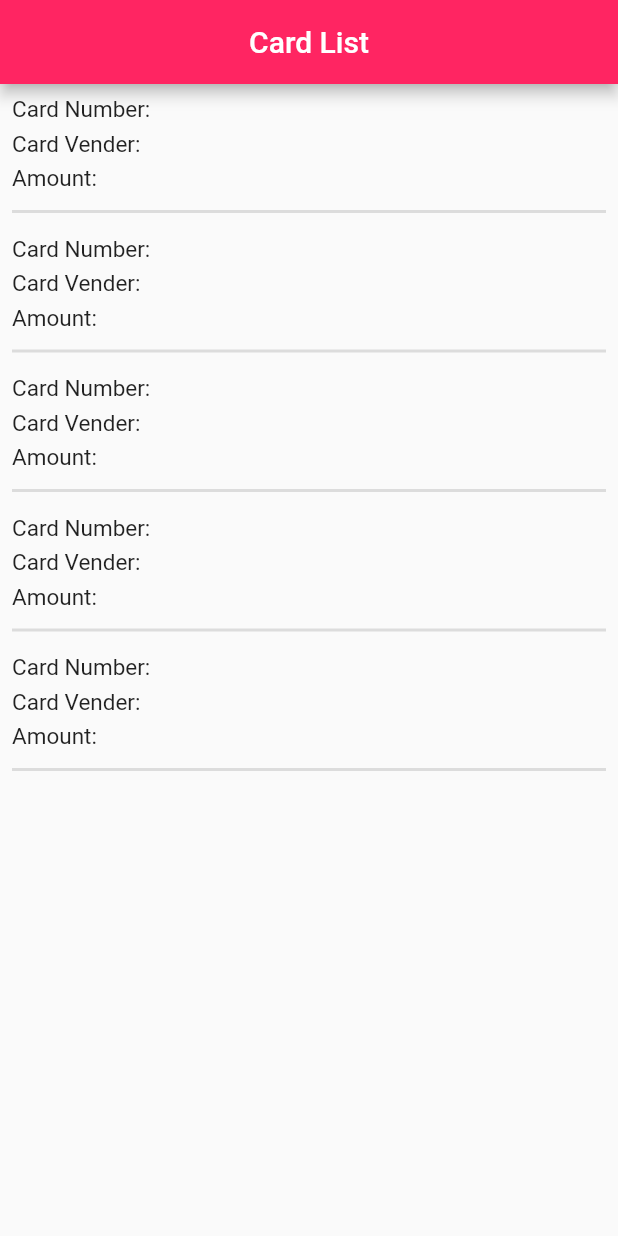
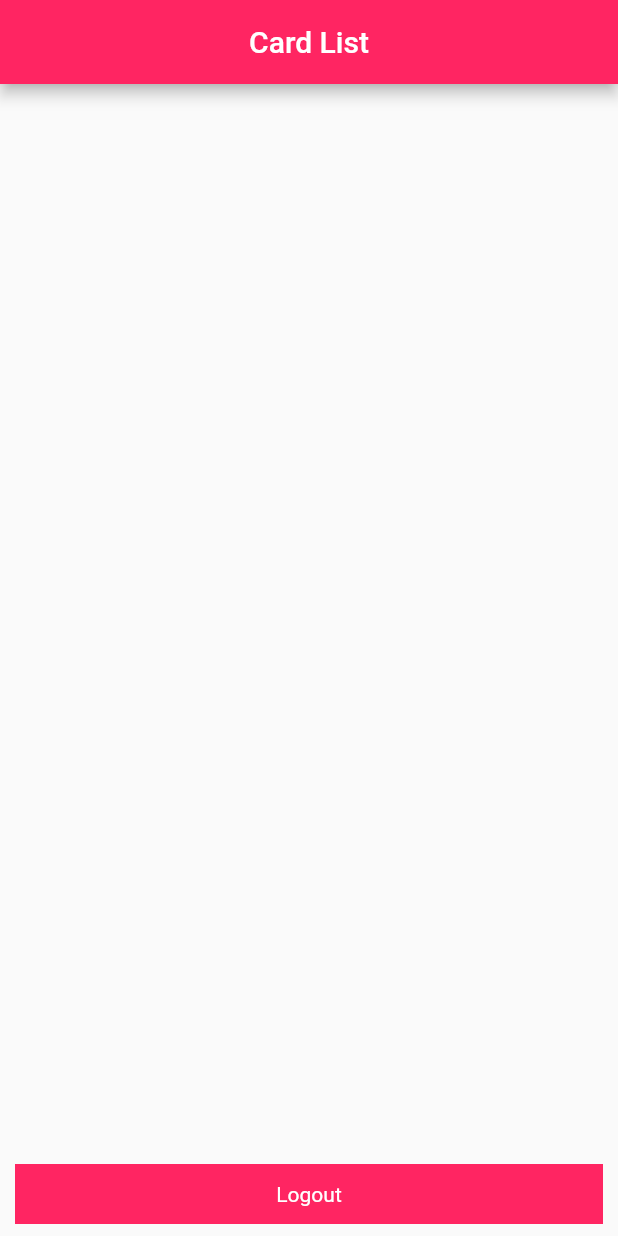
Before and after one commit to ktelfah/CardsApp, a Flutter app: the CardList screen opened directly, on a phone screen of 412 x 824 dp. Run offline on Flutter 3.47's test engine with Material 2 defaults, Android fonts, the light colour scheme and no system bars; our stand-ins replace cloud_firestore, equatable, firebase_core, flutter_bloc; accounts and stored records are empty.

Commit message:
- Show card list.

```diff
--- a/lib/bloc/cards_event.dart
+++ b/lib/bloc/cards_event.dart
@@ -87,3 +87,18 @@ class ResetAddCustomer extends FirebaseEvent {
   @override
   List<Object> get props => [];
 }
+
+//Fetch Cards
+class FetchCards extends FirebaseEvent {
+  FetchCards();
+
+  @override
+  List<Object> get props => [];
+}
+
+class ResetFetchCards extends FirebaseEvent {
+  const ResetFetchCards();
+
+  @override
+  List<Object> get props => [];
+}
--- a/lib/bloc/cards_state.dart
+++ b/lib/bloc/cards_state.dart
@@ -75,3 +75,20 @@ class AddCustomerLoaded extends FirebaseState {
 }
 
 class AddCustomerError extends FirebaseState {}
+
+//Fetch Cards
+class FetchCardEmpty extends FirebaseState {}
+
+class FetchCardLoading extends FirebaseState {}
+
+class FetchCardLoaded extends FirebaseState {
+  final List<Cards> cards;
+
+  const FetchCardLoaded({this.cards});
+
+
+  @override
+  List<Object> get props => [];
+}
+
+class FetchCardError extends FirebaseState {}
--- a/lib/main.dart
+++ b/lib/main.dart
@@ -84,7 +84,8 @@ class _HomePageState extends State<HomePage> {
   final userNameNode = FocusNode();
   final passwordNode = FocusNode();
   //String email = "kt\$@sss.com", password = "123";
-  String email = "Zimba", password = "12345";
+  //String email = "Zimba", password = "12345";
+  String email = "", password = "";
 
   @override
   Widget build(BuildContext context) {
@@ -95,6 +96,7 @@ class _HomePageState extends State<HomePage> {
       ),
       // body: body(context)
       body: BlocBuilder<FirebaseBloc, FirebaseState>(builder: (context, state) {
+        print("STATE:$state");
         if (state is LoginEmpty) {
           return Container(
             child: body(context),
@@ -122,6 +124,7 @@ class _HomePageState extends State<HomePage> {
 
         if (state is LoginLoaded) {
           WidgetsBinding.instance.addPostFrameCallback((_) {
+            print("BOOLEAN VALUE:${isCard}");
             getAdminIdUser = state.admin.adminId;
             if(isCard == false){
               Navigator.of(context).push(MaterialPageRoute(
--- a/lib/repository/cards_repository.dart
+++ b/lib/repository/cards_repository.dart
@@ -2,6 +2,7 @@ import 'package:cards_app/models/admin.dart';
 import 'package:cards_app/models/cards.dart';
 import 'package:cards_app/models/customers.dart';
 import 'package:cards_app/repository/cards_api.dart';
+import 'package:flutter/material.dart';
 
 class FirebaseRepository {
   final FirebaseApiClient firebaseApiClient;
@@ -34,4 +35,9 @@ class FirebaseRepository {
     return await firebaseApiClient.addCustomer(
         customerId, adminId, balance, name, password);
   }
+
+  //Fetch Cards
+  Future<List<Cards>> fetchCards() async {
+    return await firebaseApiClient.fetchCards();
+  }
 }
--- a/lib/screens/card_list.dart
+++ b/lib/screens/card_list.dart
@@ -1,4 +1,13 @@
+import 'package:cards_app/bloc/cards_bloc.dart';
+import 'package:cards_app/bloc/cards_event.dart';
+import 'package:cards_app/bloc/cards_state.dart';
+import 'package:cards_app/main.dart';
+import 'package:cards_app/models/cards.dart';
+import 'package:cards_app/repository/cards_api.dart';
+import 'package:cards_app/repository/cards_repository.dart';
 import 'package:flutter/material.dart';
+import 'package:flutter_bloc/flutter_bloc.dart';
+import 'package:http/http.dart' as http;
 
 class CardList extends StatefulWidget {
   const CardList({Key key}) : super(key: key);
@@ -9,6 +18,12 @@ class CardList extends StatefulWidget {
 
 class _CardListState extends State<CardList> {
   @override
+  void initState() {
+    BlocProvider.of<FirebaseBloc>(context).add(ResetFetchCards());
+    super.initState();
+  }
+
+  @override
   Widget build(BuildContext context) {
     return Scaffold(
       appBar: AppBar(
@@ -17,9 +32,48 @@ class _CardListState extends State<CardList> {
         centerTitle: true,
         title: Text("Card List"),
       ),
-      body: Container(
+      // body: body(),
+      body: BlocBuilder<FirebaseBloc, FirebaseState>(builder: (context, state) {
+        print("STATE:${state}");
+        if (state is FetchCardEmpty) {
+          BlocProvider.of<FirebaseBloc>(context).add(FetchCards());
+        }
+
+        if (state is FetchCardError) {
+          WidgetsBinding.instance.addPostFrameCallback((_) {
+            ScaffoldMessenger.of(context).showSnackBar(SnackBar(
+              content: Text(
+                "Invalid Data",
+                style: TextStyle(
+                    fontWeight: FontWeight.bold,
+                    color: Colors.black,
+                    height: 3.0,
+                    fontSize: 20),
+              ),
+              backgroundColor: Colors.red,
+            ));
+          });
+        }
+
+        if (state is FetchCardLoaded) {
+          var cardList = state.cards;
+          return body(cardList);
+        }
+
+        return Center(
+          child: CircularProgressIndicator(),
+        );
+      }),
+    );
+  }
+
+  Widget body(List<Cards> cardList) {
+    return Container(
+      child: Column(
+        children: [
+          Flexible(
             child: ListView.builder(
-            itemCount: 5,
+                itemCount: cardList.length <= 0 ? 0 : cardList.length,
                 itemBuilder: (BuildContext context, int index) {
                   return Padding(
                     padding: const EdgeInsets.only(top: 8),
@@ -28,19 +82,93 @@ class _CardListState extends State<CardList> {
                         child: Column(
                           crossAxisAlignment: CrossAxisAlignment.start,
                           children: [
-                     Text("Card Number:",style: TextStyle(fontSize: 15),),
-                     SizedBox(height: 5,),
-                     Text("Card Vender:",style: TextStyle(fontSize: 15),),
-                     SizedBox(height: 5,),
-                     Text("Amount:",style: TextStyle(fontSize: 15),),
-                     SizedBox(height: 5,),
-                     Divider(thickness: 2,)
+                            Text(
+                              "Card Number: ${cardList[index].cardNumber}",
+                              style: TextStyle(fontSize: 15),
+                            ),
+                            SizedBox(
+                              height: 5,
+                            ),
+                            Text(
+                              "Card Vender: ${cardList[index].cardVender}",
+                              style: TextStyle(fontSize: 15),
+                            ),
+                            SizedBox(
+                              height: 5,
+                            ),
+                            Text(
+                              "Amount: ${cardList[index].amount}",
+                              style: TextStyle(fontSize: 15),
+                            ),
+                            SizedBox(
+                              height: 5,
+                            ),
+                            Divider(
+                              thickness: 2,
+                            )
                           ],
-                  )
-                ),
+                        )),
                   );
                 }),
           ),
+          Spacer(),
+          GestureDetector(
+            onTap: () {
+             showAlert(context);
+            },
+            child: Container(
+              height: 40,
+              width: MediaQuery.of(context).size.width - 20,
+              color: Color(0xFFFF2562),
+              child: Center(
+                  child: Text(
+                    "Logout",
+                    style: TextStyle(color: Colors.white),
+                  )),
+            ),
+          ),
+          SizedBox(
+            height: 8,
+          ),
+        ],
+      )
+    );
+  }
+
+  showAlert(BuildContext context) {
+    showDialog(
+      context: context,
+      builder: (BuildContext context) {
+        return AlertDialog(
+          title: Text('Logout'),
+          content: Text("Are You Sure You Want To Logout?"),
+          actions: <Widget>[
+            FlatButton(
+              child: Text("YES"),
+              onPressed: () {
+
+                Navigator.of(context).pop();
+                final FirebaseRepository repository = FirebaseRepository(
+                  firebaseApiClient: FirebaseApiClient(
+                    httpClient: http.Client(),
+                  ),
+                );
+                Navigator.of(context).push(MaterialPageRoute(builder: (_)=>MyApp(repository: repository,)));
+                // Navigator.of(context).push(MaterialPageRoute(
+                //     builder: (_) => BlocProvider.value(
+                //         value: BlocProvider.of<FirebaseBloc>(context),
+                //         child: HomePage())));
+              },
+            ),
+            FlatButton(
+              child: Text("NO"),
+              onPressed: () {
+                Navigator.of(context).pop();
+              },
+            ),
+          ],
+        );
+      },
     );
   }
 }
```
Also changed, not shown: lib/bloc/cards_bloc.dart (+17 -0 lines), lib/repository/cards_api.dart (+15 -5 lines). Lines whose indentation alone changed are shown as unchanged.
